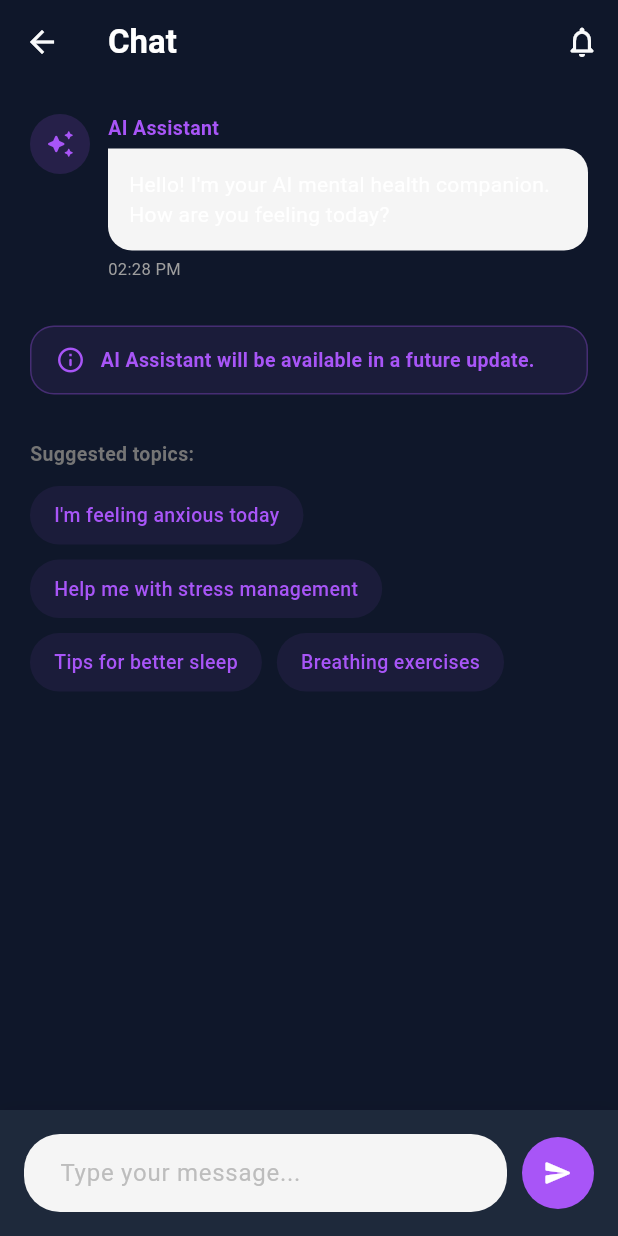
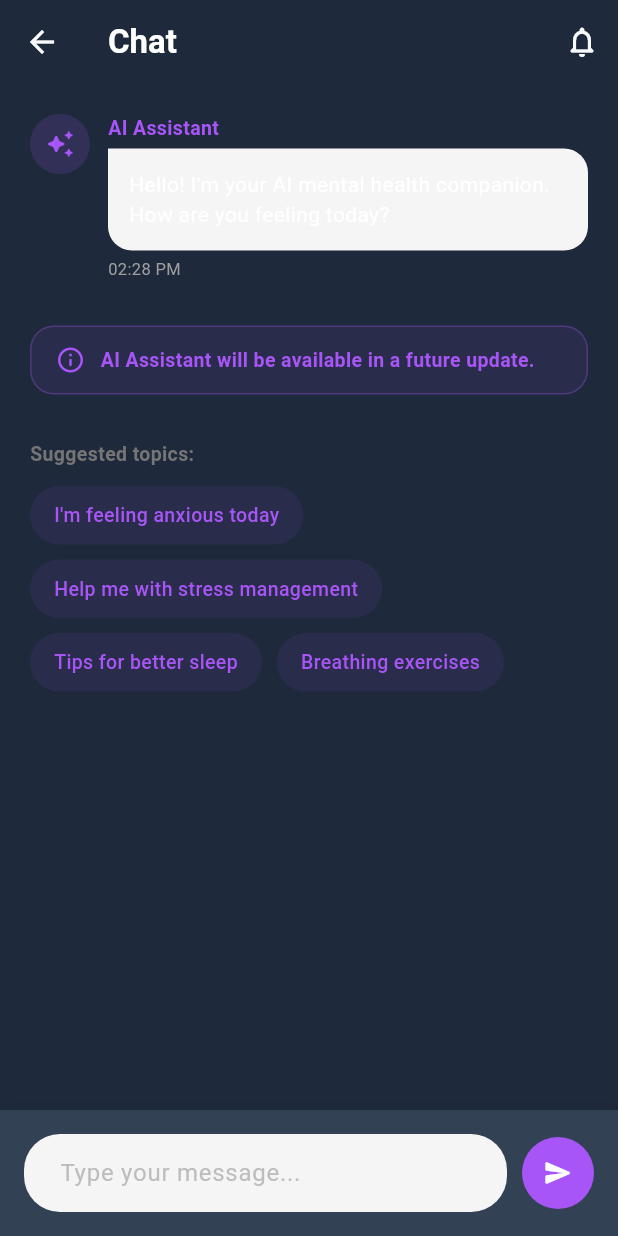
Before and after one commit to jaba967/Ashwash2, a Flutter app: the AIChatPlaceholderScreen screen opened directly, on a phone screen of 412 x 824 dp. Run offline on Flutter 3.47's test engine with Material 3 defaults, Android fonts, the phone set to English and light mode, and no system bars; our stand-ins replace cloud_firestore, file_picker, firebase_auth, firebase_core, firebase_messaging, google_fonts and 4 more; accounts and stored records are empty; network calls fail.

Commit message:
UI: Lighten dark mode cards to avoid pure black look

```diff
--- a/ashwash_app/lib/core/constants/app_colors.dart
+++ b/ashwash_app/lib/core/constants/app_colors.dart
@@ -8,9 +8,9 @@ class AppColors {
   static const Color warning = Color(0xFFF97316);
 
   static const Color bgLight = Color(0xFFF8FAFC); // Slate 50
-  static const Color bgDark = Color(0xFF0F172A); // Slate 900
+  static const Color bgDark = Color(0xFF1E293B); // Slate 800 (Lighter background)
   static const Color cardLight = Color(0xFFFFFFFF);
-  static const Color cardDark = Color(0xFF1E293B); // Slate 800
+  static const Color cardDark = Color(0xFF334155); // Slate 700 (Lighter cards)
 
   static const Color darkBackground = bgDark;
   static const Color darkSurface = cardDark;
@@ -36,7 +36,7 @@ class AppColors {
 
   // Surface & Input Colors
   static const Color surfaceLight = Color(0xFFFFFFFF);
-  static const Color surfaceDark = Color(0xFF1E293B); // Slate 800
+  static const Color surfaceDark = Color(0xFF334155); // Slate 700
   static const Color emergency = Color(0xFFEF4444);
   static const Color inputBgLight = Color(0xFFF1F5F9); // Slate 100
 }
```
